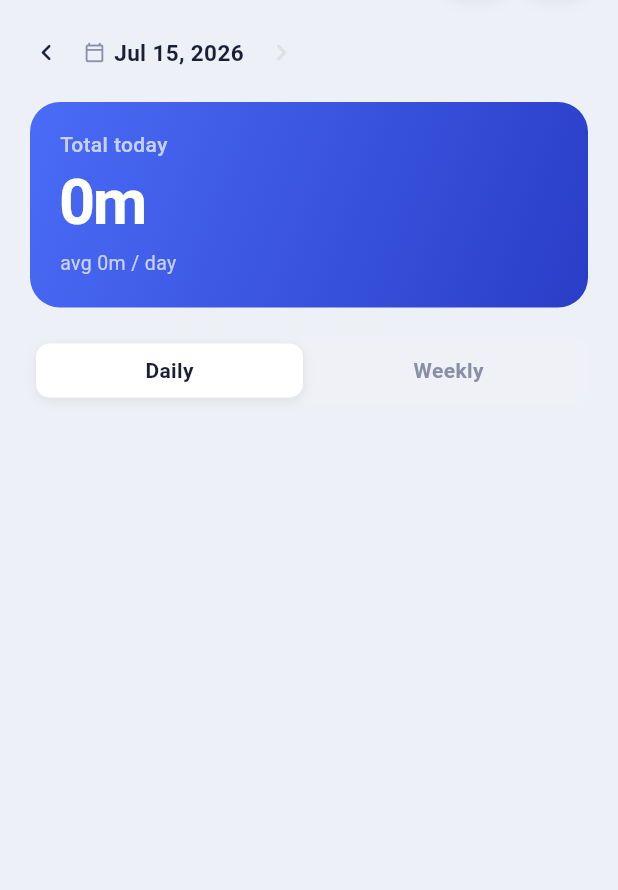
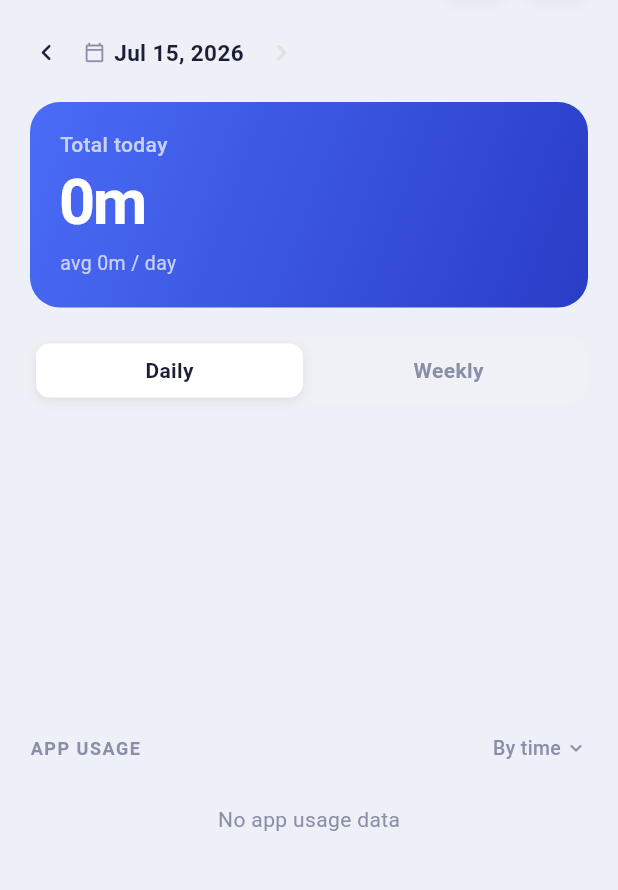
Before and after one commit to div-comcast/screentimetracker, a Flutter app: the screen it shows after launch, on a phone screen of 412 x 824 dp, the part 90-980 px from its top. Run offline on Flutter 3.47's test engine with Material 3 defaults, Android fonts, the phone set to English and light mode, and no system bars.

Commit message:
app usage

```diff
--- a/lib/backend/domains/usage/schema.dart
+++ b/lib/backend/domains/usage/schema.dart
@@ -3,7 +3,7 @@ import 'dart:typed_data';
 import '../utils.dart';
 
 
-enum AppSortOrder { byTime, byVisits }
+enum AppSortOrder { byTime, bySessions }
 
 enum AppCategory {
   all,
--- a/lib/frontend/screens/dashboard.dart
+++ b/lib/frontend/screens/dashboard.dart
@@ -5,6 +5,7 @@ import '../widgets/calendar.dart';
 import '../widgets/date_rangebar.dart';
 import '../widgets/dashboard/kpi_card.dart';
 import '../widgets/dashboard/chart_section.dart';
+import '../widgets/dashboard/app_usage.dart';
 
 class DashboardScreen extends StatefulWidget {
   const DashboardScreen({super.key});
@@ -69,6 +70,7 @@ class _DashboardScreenState extends State<DashboardScreen> {
     return Scaffold(
       backgroundColor: AppColors.background,
       body: SafeArea(
+        child: SingleChildScrollView(
           child: Column(
             crossAxisAlignment: CrossAxisAlignment.start,
             children: [
@@ -90,7 +92,14 @@ class _DashboardScreenState extends State<DashboardScreen> {
                 start: _selectedStart,
                 end: _selectedEnd,
               ),
+              const SizedBox(height: 24),
+              AppUsageSection(
+                start: _selectedStart,
+                end: _selectedEnd,
+              ),
+              const SizedBox(height: 32),
             ],
+          ),
         ),
       ),
     );
--- /dev/null
+++ b/lib/frontend/widgets/dashboard/app_usage.dart
@@ -0,0 +1,368 @@
+import 'package:flutter/material.dart';
+import '../../../backend/domains/usage/reports.dart';
+import '../../../backend/domains/usage/schema.dart';
+import '../../theme/app_theme.dart';
+
+class AppUsageSection extends StatefulWidget {
+  final DateTime start;
+  final DateTime end;
+
+  const AppUsageSection({super.key, required this.start, required this.end});
+
+  @override
+  State<AppUsageSection> createState() => _AppUsageSectionState();
+}
+
+class _AppUsageSectionState extends State<AppUsageSection> {
+  AppSortOrder _sortOrder = AppSortOrder.byTime;
+  Future<DailyUsageReport>? _future;
+
+  @override
+  void initState() {
+    super.initState();
+    _load();
+  }
+
+  @override
+  void didUpdateWidget(AppUsageSection old) {
+    super.didUpdateWidget(old);
+    if (old.start != widget.start || old.end != widget.end) _load();
+  }
+
+  void _load() {
+    setState(() {
+      _future = getDailyUsageReport(
+        startDate: widget.start,
+        endDate: widget.end,
+        sortOrder: _sortOrder,
+      );
+    });
+  }
+
+  void _onSortChange(AppSortOrder order) {
+    if (_sortOrder == order) return;
+    setState(() => _sortOrder = order);
+    _load();
+  }
+
+  static String _fmtMs(int ms) {
+    final total = ms ~/ 60000;
+    final h = total ~/ 60;
+    final m = total % 60;
+    if (h == 0) return '${m}m';
+    if (m == 0) return '${h}h';
+    return '${h}h ${m}m';
+  }
+
+  @override
+  Widget build(BuildContext context) {
+    return Padding(
+      padding: const EdgeInsets.symmetric(horizontal: 20),
+      child: Column(
+        crossAxisAlignment: CrossAxisAlignment.start,
+        children: [
+          _buildHeader(context),
+          const SizedBox(height: 4),
+          FutureBuilder<DailyUsageReport>(
+            future: _future,
+            builder: (ctx, snap) {
+              if (snap.connectionState == ConnectionState.waiting) {
+                return _buildLoading();
+              }
+              final apps = snap.data?.apps ?? [];
+              if (apps.isEmpty) return _buildEmpty();
+              return Column(
+                children: apps
+                    .map((app) => _AppRow(app: app, fmtMs: _fmtMs))
+                    .toList(),
+              );
+            },
+          ),
+        ],
+      ),
+    );
+  }
+
+  // ── Header row ────────────────────────────────────────────────────────────
+
+  Widget _buildHeader(BuildContext context) {
+    return Row(
+      mainAxisAlignment: MainAxisAlignment.spaceBetween,
+      children: [
+        const Text(
+          'APP USAGE',
+          style: TextStyle(
+            fontSize: 12,
+            fontWeight: FontWeight.w700,
+            color: AppColors.textSecondary,
+            letterSpacing: 1.0,
+          ),
+        ),
+        PopupMenuButton<AppSortOrder>(
+          onSelected: _onSortChange,
+          color: Colors.white,
+          elevation: 4,
+          shape: RoundedRectangleBorder(borderRadius: BorderRadius.circular(12)),
+          offset: const Offset(0, 28),
+          itemBuilder: (_) => [
+            _sortMenuItem(AppSortOrder.byTime, 'By time'),
+            _sortMenuItem(AppSortOrder.bySessions, 'By visits'),
+          ],
+          child: Row(
+            mainAxisSize: MainAxisSize.min,
+            children: [
+              Text(
+                _sortOrder == AppSortOrder.byTime ? 'By time' : 'By visits',
+                style: const TextStyle(
+                  fontSize: 13,
+                  fontWeight: FontWeight.w500,
+                  color: AppColors.textSecondary,
+                ),
+              ),
+              const SizedBox(width: 2),
+              const Icon(
+                Icons.keyboard_arrow_down_rounded,
+                size: 16,
+                color: AppColors.textSecondary,
+              ),
+            ],
+          ),
+        ),
+      ],
+    );
+  }
+
+  PopupMenuItem<AppSortOrder> _sortMenuItem(AppSortOrder order, String label) {
+    final active = _sortOrder == order;
+    return PopupMenuItem(
+      value: order,
+      child: Row(
+        mainAxisAlignment: MainAxisAlignment.spaceBetween,
+        children: [
+          Text(
+            label,
+            style: TextStyle(
+              fontSize: 14,
+              fontWeight: active ? FontWeight.w600 : FontWeight.normal,
+              color: active ? AppColors.primary : AppColors.textPrimary,
+            ),
+          ),
+          if (active)
+            const Icon(Icons.check_rounded, size: 16, color: AppColors.primary),
+        ],
+      ),
+    );
+  }
+
+  // ── Loading skeleton ──────────────────────────────────────────────────────
+
+  Widget _buildLoading() {
+    return Column(
+      children: List.generate(4, (_) {
+        return Padding(
+          padding: const EdgeInsets.only(bottom: 14),
+          child: Row(
+            children: [
+              Container(
+                width: 44,
+                height: 44,
+                decoration: BoxDecoration(
+                  color: Colors.grey.shade200,
+                  borderRadius: BorderRadius.circular(12),
+                ),
+              ),
+              const SizedBox(width: 12),
+              Expanded(
+                child: Column(
+                  crossAxisAlignment: CrossAxisAlignment.start,
+                  children: [
+                    Container(
+                      height: 13,
+                      width: 120,
+                      decoration: BoxDecoration(
+                        color: Colors.grey.shade200,
+                        borderRadius: BorderRadius.circular(4),
+                      ),
+                    ),
+                    const SizedBox(height: 6),
+                    Container(
+                      height: 10,
+                      width: 70,
+                      decoration: BoxDecoration(
+                        color: Colors.grey.shade200,
+                        borderRadius: BorderRadius.circular(4),
+                      ),
+                    ),
+                    const SizedBox(height: 8),
+                    Container(
+                      height: 4,
+                      decoration: BoxDecoration(
+                        color: Colors.grey.shade200,
+                        borderRadius: BorderRadius.circular(2),
+                      ),
+                    ),
+                  ],
+                ),
+              ),
+            ],
+          ),
+        );
+      }),
+    );
+  }
+
+  Widget _buildEmpty() {
+    return const Padding(
+      padding: EdgeInsets.symmetric(vertical: 24),
+      child: Center(
+        child: Text(
+          'No app usage data',
+          style: TextStyle(color: AppColors.textSecondary),
+        ),
+      ),
+    );
+  }
+}
+
+// ─── Single app row ───────────────────────────────────────────────────────────
+
+class _AppRow extends StatelessWidget {
+  final AppDailyRecord app;
+  final String Function(int) fmtMs;
+
+  static const _fallbackColors = [
+    Color(0xFFE8553E),
+    Color(0xFFE8403B),
+    Color(0xFF3D8EF8),
+    Color(0xFF25D366),
+    Color(0xFF1DB954),
+    Color(0xFF6C63FF),
+    Color(0xFFFFA500),
+    Color(0xFF000000),
+  ];
+
+  const _AppRow({required this.app, required this.fmtMs});
+
+  Color get _iconBg =>
+      _fallbackColors[app.appName.hashCode.abs() % _fallbackColors.length];
+
+  @override
+  Widget build(BuildContext context) {
+    return Padding(
+      padding: const EdgeInsets.symmetric(vertical: 10),
+      child: Row(
+        children: [
+          _buildIcon(),
+          const SizedBox(width: 12),
+          Expanded(
+            child: Column(
+              crossAxisAlignment: CrossAxisAlignment.start,
+              children: [
+                // Name row + time + chevron
+                Row(
+                  mainAxisAlignment: MainAxisAlignment.spaceBetween,
+                  children: [
+                    Expanded(
+                      child: Text(
+                        app.appName,
+                        style: const TextStyle(
+                          fontSize: 15,
+                          fontWeight: FontWeight.w600,
+                          color: AppColors.textPrimary,
+                        ),
+                        overflow: TextOverflow.ellipsis,
+                      ),
+                    ),
+                    Row(
+                      mainAxisSize: MainAxisSize.min,
+                      children: [
+                        Text(
+                          fmtMs(app.actualTimeUsed),
+                          style: const TextStyle(
+                            fontSize: 15,
+                            fontWeight: FontWeight.w600,
+                            color: AppColors.textPrimary,
+                          ),
+                        ),
+                      ],
+                    ),
+                  ],
+                ),
+                const SizedBox(height: 2),
+                Text(
+                  app.category,
+                  style: const TextStyle(
+                    fontSize: 12,
+                    color: AppColors.textSecondary,
+                  ),
+                ),
+                const SizedBox(height: 6),
+                // Progress bar
+                LayoutBuilder(builder: (_, c) {
+                  return Stack(
+                    children: [
+                      Container(
+                        height: 4,
+                        width: c.maxWidth,
+                        decoration: BoxDecoration(
+                          color: AppColors.primary.withValues(alpha: 0.12),
+                          borderRadius: BorderRadius.circular(2),
+                        ),
+                      ),
+                      Container(
+                        height: 4,
+                        width: c.maxWidth *
+                            (app.usagePercentage / 100).clamp(0.0, 1.0),
+                        decoration: BoxDecoration(
+                          color: AppColors.primary,
+                          borderRadius: BorderRadius.circular(2),
+                        ),
+                      ),
+                    ],
+                  );
+                }),
+              ],
+            ),
+          ),
+        ],
+      ),
+    );
+  }
+
+  Widget _buildIcon() {
+    if (app.appIcon != null) {
+      return ClipRRect(
+        borderRadius: BorderRadius.circular(12),
+        child: Image.memory(
+          app.appIcon!,
+          width: 44,
+          height: 44,
+          fit: BoxFit.cover,
+          errorBuilder: (_, __, ___) => _fallback(),
+        ),
+      );
+    }
+    return _fallback();
+  }
+
+  Widget _fallback() {
+    return Container(
+      width: 44,
+      height: 44,
+      decoration: BoxDecoration(
+        color: _iconBg,
+        borderRadius: BorderRadius.circular(12),
+      ),
+      child: Center(
+        child: Text(
+          app.appName.isNotEmpty ? app.appName[0].toUpperCase() : '?',
+          style: const TextStyle(
+            color: Colors.white,
+            fontSize: 18,
+            fontWeight: FontWeight.bold,
+          ),
+        ),
+      ),
+    );
+  }
+}
```
Lines whose indentation alone changed are shown as unchanged.
